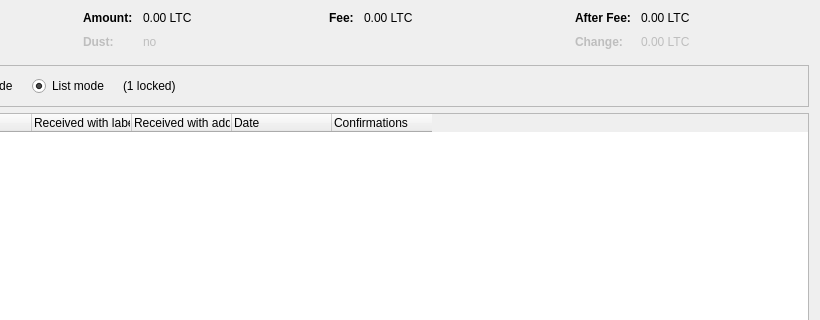
Above: src/qt/forms/coincontroldialog.ui from Arkandy/tommycoin before the change; both pictures show x 180 to 1000 and y 0 to 320 of the 1000 by 500 pixel window. Below: the same form after it.
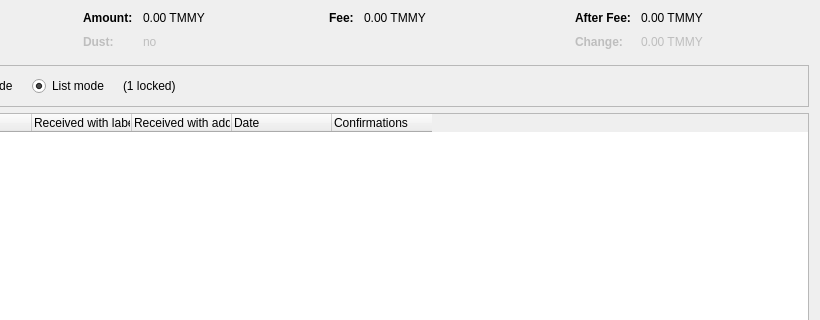
That is the form after the change. Custom widgets are drawn as their Qt base class.

Diff of the .ui file:
```diff
--- a/src/qt/forms/coincontroldialog.ui
+++ b/src/qt/forms/coincontroldialog.ui
@@ -132,7 +132,7 @@
           <enum>Qt::ActionsContextMenu</enum>
          </property>
          <property name="text">
-          <string notr="true">0.00 LTC</string>
+          <string notr="true">0.00 TMMY</string>
          </property>
          <property name="textInteractionFlags">
           <set>Qt::LinksAccessibleByMouse|Qt::TextSelectableByKeyboard|Qt::TextSelectableByMouse</set>
@@ -212,7 +212,7 @@
           <enum>Qt::ActionsContextMenu</enum>
          </property>
          <property name="text">
-          <string notr="true">0.00 LTC</string>
+          <string notr="true">0.00 TMMY</string>
          </property>
          <property name="textInteractionFlags">
           <set>Qt::LinksAccessibleByMouse|Qt::TextSelectableByKeyboard|Qt::TextSelectableByMouse</set>
@@ -257,7 +257,7 @@
           <enum>Qt::ActionsContextMenu</enum>
          </property>
          <property name="text">
-          <string notr="true">0.00 LTC</string>
+          <string notr="true">0.00 TMMY</string>
          </property>
          <property name="textInteractionFlags">
           <set>Qt::LinksAccessibleByMouse|Qt::TextSelectableByKeyboard|Qt::TextSelectableByMouse</set>
@@ -292,7 +292,7 @@
           <enum>Qt::ActionsContextMenu</enum>
          </property>
          <property name="text">
-          <string notr="true">0.00 LTC</string>
+          <string notr="true">0.00 TMMY</string>
          </property>
          <property name="textInteractionFlags">
           <set>Qt::LinksAccessibleByMouse|Qt::TextSelectableByKeyboard|Qt::TextSelectableByMouse</set>
```
